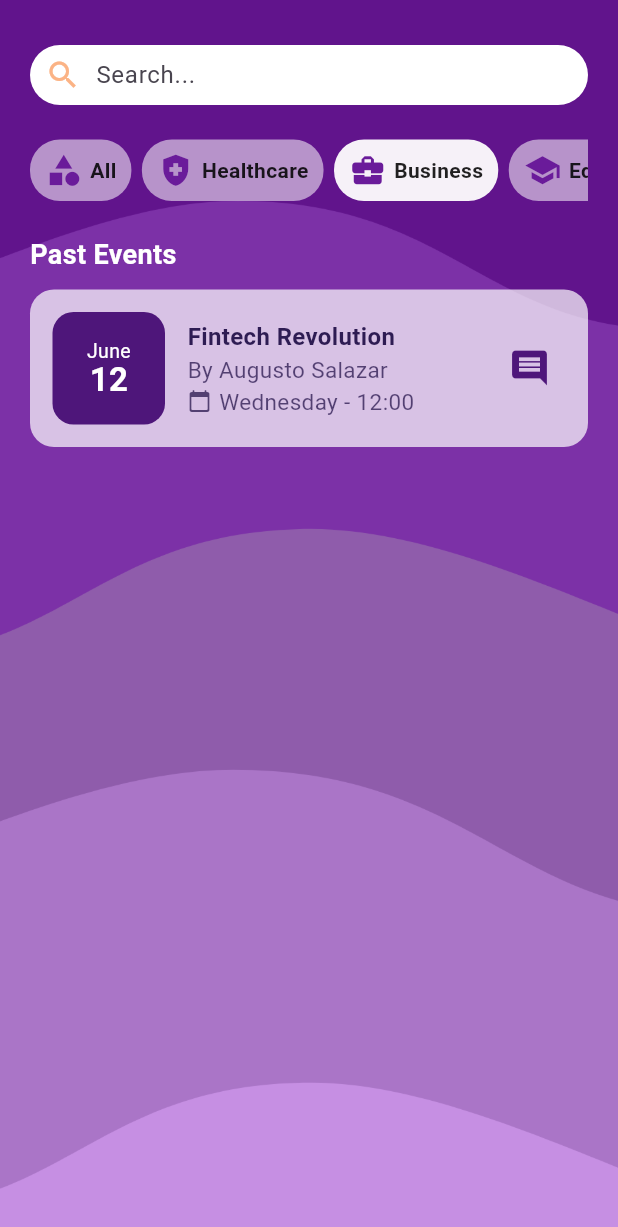
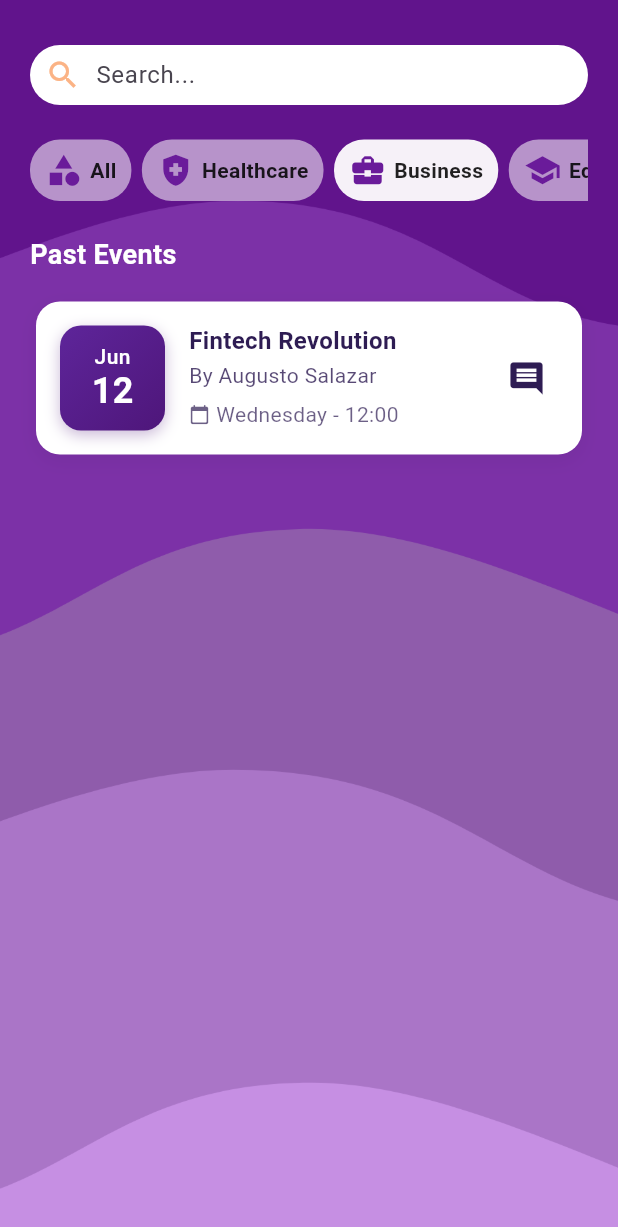
Before and after one commit to LCCastillo03/f_project_mobile, a Flutter app: the EventListPage screen opened directly, after a tap on "Healthcare", after a tap on "Business", on a phone screen of 412 x 824 dp. Shown: the top 1227 px of the screen. Run offline on Flutter 3.47's test engine with Material 3 defaults, Android fonts, the light colour scheme and no system bars; our stand-ins replace flutter_svg, get.

Commit message:
Refactor EventDetailsH for improved layout and styling; add date formatting and action button functionality

```diff
--- a/lib/presentation/widgets/event_details_h.dart
+++ b/lib/presentation/widgets/event_details_h.dart
@@ -17,122 +17,179 @@ class EventDetailsH extends StatelessWidget {
   Widget build(BuildContext context) {
     return Obx(() {
       final event = eventController.events[index];
+      final isPast = event.isPast();
+      final isSubscribed = eventController.events[index].subscribed;
+
+      // Format time properly with leading zeros
+      final formattedTime = DateFormat('HH:mm').format(event.date);
+      final formattedMonth = DateFormat('MMM').format(event.date);
+      final formattedDayOfWeek = DateFormat('EEEE').format(event.date);
 
       return GestureDetector(
         onTap: () => eventController.navigateTo(context, index),
         child: Container(
+          margin: const EdgeInsets.symmetric(vertical: 8, horizontal: 4),
           decoration: BoxDecoration(
-            color: Colors.white70,
+            color: Colors.white,
             borderRadius: BorderRadius.circular(16),
+            boxShadow: [
+              BoxShadow(
+                color: Colors.black.withOpacity(0.05),
+                blurRadius: 10,
+                offset: const Offset(0, 4),
               ),
-          width: double.infinity,
-          alignment: Alignment.center,
-          padding: EdgeInsets.symmetric(horizontal: 15, vertical: 15),
+            ],
+          ),
+          child: Padding(
+            padding: const EdgeInsets.all(16),
             child: Row(
-            mainAxisAlignment: MainAxisAlignment.spaceBetween,
-            crossAxisAlignment: CrossAxisAlignment.center,
               children: [
-              Row(
-                  spacing: 15,
-                  mainAxisAlignment: MainAxisAlignment.start,
-                  crossAxisAlignment: CrossAxisAlignment.center,
-                  children: [
-                    // Month and day
-                    Container(
-                      decoration: BoxDecoration(
-                        color: Color.fromARGB(255, 78, 22, 122),
-                        borderRadius: BorderRadius.circular(14),
-                      ),
-                      width: 75,
-                      height: 75,
+                // Date container
+                _buildDateContainer(formattedMonth, event.date.day.toString()),
+                const SizedBox(width: 16),
+
+                // Event details
+                Expanded(
                   child: Column(
-                          crossAxisAlignment: CrossAxisAlignment.center,
-                          mainAxisAlignment: MainAxisAlignment.center,
-                          children: [
-                            Text(
-                              DateFormat('MMMM').format(event.date),
-                              style: const TextStyle(
-                                color: Colors.white,
-                                fontSize: 13,
-                                height: 1.1,
-                              ),
-                            ),
-                            Text(
-                              event.date.day.toString(),
-                              style: const TextStyle(
-                                color: Colors.white,
-                                fontSize: 22,
-                                fontWeight: FontWeight.bold,
-                                height: 1.1,
-                              ),
-                            ),
-                          ]),
-                    ),
-                    // Title and organizer
-                    Column(
                     crossAxisAlignment: CrossAxisAlignment.start,
                     mainAxisSize: MainAxisSize.min,
                     children: [
+                      // Event title
                       Text(
                         clipText(event.name, 23),
                         style: const TextStyle(
                           color: AppColors.darkPurple,
                           fontSize: 16,
                           fontWeight: FontWeight.bold,
+                          height: 1.2,
                         ),
-                          textAlign: TextAlign.center,
                       ),
+                      const SizedBox(height: 4),
+
+                      // Organizer
                       Text(
                         clipText('By ${event.author}', 26),
                         style: TextStyle(
-                            color: AppColors.darkPurple.withAlpha(200),
-                            fontSize: 15,
+                          color: AppColors.darkPurple.withOpacity(0.8),
+                          fontSize: 14,
                         ),
-                          textAlign: TextAlign.center,
                       ),
-                        // Day of week, time
+                      const SizedBox(height: 6),
+
+                      // Date and time
                       Row(
-                          spacing: 5,
                         children: [
                           Icon(
                             Icons.calendar_today_rounded,
-                              color: AppColors.darkPurple.withAlpha(200),
-                              size: 16,
+                            color: AppColors.darkPurple.withOpacity(0.7),
+                            size: 14,
                           ),
+                          const SizedBox(width: 4),
                           Text(
-                              '${DateFormat('EEEE').format(event.date)} - ${event.date.hour}:${event.date.minute > 9 ? event.date.minute : '0${event.date.minute}'}',
+                            '$formattedDayOfWeek - $formattedTime',
                             style: TextStyle(
-                                color: AppColors.darkPurple.withAlpha(200),
-                                fontSize: 15,
+                              color: AppColors.darkPurple.withOpacity(0.7),
+                              fontSize: 14,
                             ),
-                              textAlign: TextAlign.center,
                           ),
                         ],
                       ),
                     ],
                   ),
-                  ]),
-              // Icon at the end
-              IconButton(
-                icon: Icon(
-                  event.isPast()
-                      ? Icons.comment
-                      : (eventController.events[index].subscribed
-                          ? Icons.favorite
-                          : Icons.favorite_border_rounded),
-                  color: Color.fromARGB(255, 78, 22, 122),
-                  size: 28,
                 ),
-                onPressed: () {
-                  event.isPast()
-                      ? fbController.navigateTo(context, event)
-                      : eventController.toggleSubscription(index);
-                },
+
+                // Action button
+                _buildActionButton(isPast, isSubscribed, context, event),
+              ],
             ),
-            ],
           ),
         ),
       );
     });
   }
+
+  Widget _buildDateContainer(String month, String day) {
+    return Container(
+      width: 70,
+      height: 70,
+      decoration: BoxDecoration(
+        gradient: const LinearGradient(
+          begin: Alignment.topLeft,
+          end: Alignment.bottomRight,
+          colors: [
+            Color(0xFF5E259A),
+            Color(0xFF4E167A),
+          ],
+        ),
+        borderRadius: BorderRadius.circular(14),
+        boxShadow: [
+          BoxShadow(
+            color: const Color(0xFF4E167A).withOpacity(0.3),
+            blurRadius: 8,
+            offset: const Offset(0, 3),
+          ),
+        ],
+      ),
+      child: Column(
+        mainAxisAlignment: MainAxisAlignment.center,
+        children: [
+          Text(
+            month,
+            style: const TextStyle(
+              color: Colors.white,
+              fontSize: 14,
+              fontWeight: FontWeight.w500,
+              height: 1.1,
+            ),
+          ),
+          const SizedBox(height: 2),
+          Text(
+            day,
+            style: const TextStyle(
+              color: Colors.white,
+              fontSize: 24,
+              fontWeight: FontWeight.bold,
+              height: 1.1,
+            ),
+          ),
+        ],
+      ),
+    );
   }
+
+  Widget _buildActionButton(
+      bool isPast, bool isSubscribed, BuildContext context, dynamic event) {
+    return Material(
+      color: Colors.transparent,
+      borderRadius: BorderRadius.circular(30),
+      child: InkWell(
+        borderRadius: BorderRadius.circular(30),
+        onTap: () {
+          isPast
+              ? fbController.navigateTo(context, event)
+              : eventController.toggleSubscription(index);
+        },
+        child: Padding(
+          padding: const EdgeInsets.all(8.0),
+          child: AnimatedContainer(
+            duration: const Duration(milliseconds: 200),
+            child: Icon(
+              isPast
+                  ? Icons.comment
+                  : (isSubscribed
+                      ? Icons.favorite
+                      : Icons.favorite_border_rounded),
+              color: isPast ? AppColors.darkPurple : Colors.red,
+              size: 26,
+              semanticLabel: isPast
+                  ? 'Leave feedback'
+                  : (isSubscribed
+                      ? 'Remove from favorites'
+                      : 'Add to favorites'),
+            ),
+          ),
+        ),
+      ),
+    );
+  }
+}
```
Also changed, not shown: lib/presentation/theme/app_colors.dart (line endings or trailing spaces). Lines whose indentation alone changed are shown as unchanged.
